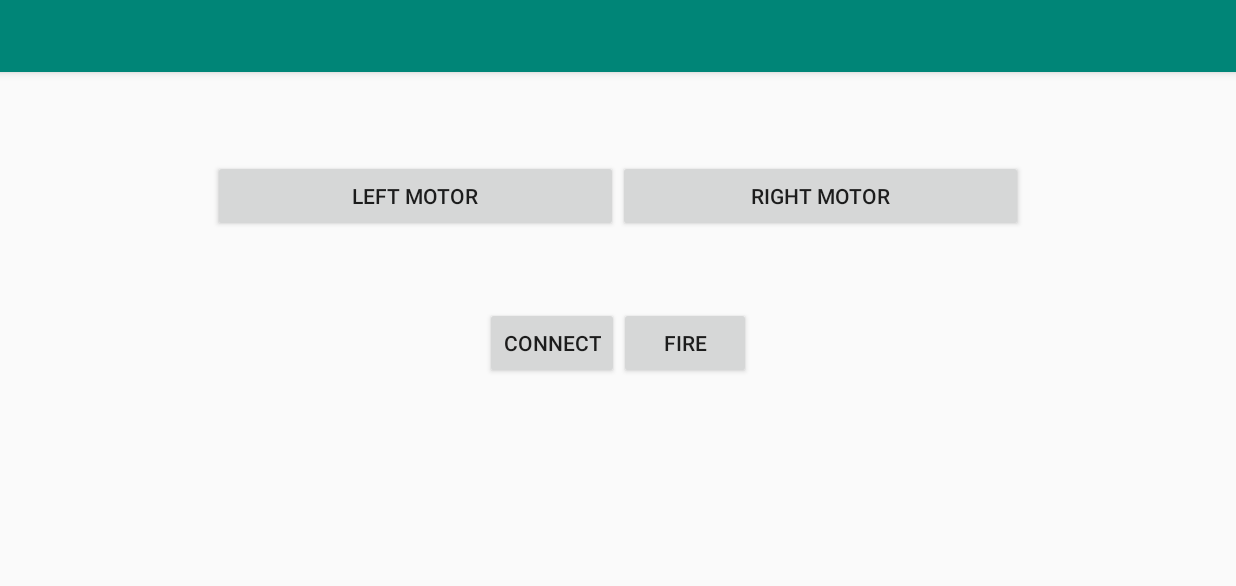
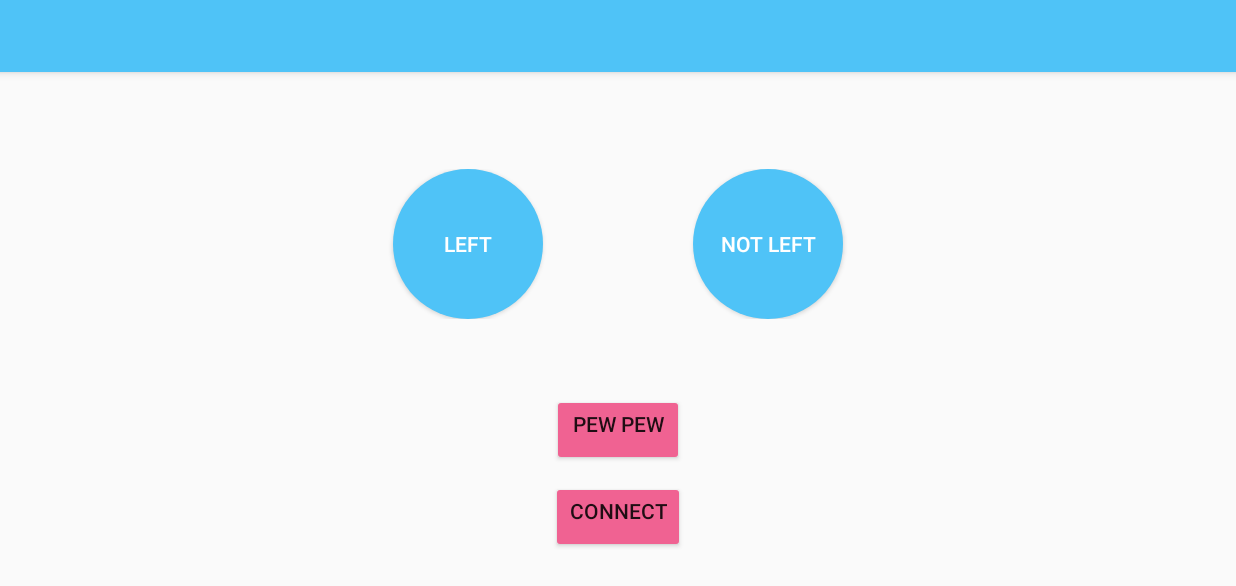
Before and after one commit to eminguyen/hack-tech-2019, an Android app: the screen it shows after launch (MainActivity), on a phone screen of 824 x 412 dp (held sideways). Shown: the top 586 px of the screen. Run offline under Robolectric (Android 15) with nearby library versions, the phone set to English and light mode, and no system bars; libraries missing offline, so code that uses them is left out: app.akexorcist.bluetotohspp; 4 statements that could not run were skipped.

Commit message:
Update Android application UI

```diff
--- a/app/src/main/java/com/example/hacktech/MainActivity.java
+++ b/app/src/main/java/com/example/hacktech/MainActivity.java
@@ -2,6 +2,8 @@ package com.example.hacktech;
 
 import android.app.Activity;
 import android.content.Intent;
+import android.media.AudioManager;
+import android.media.SoundPool;
 import android.os.Bundle;
 import android.support.design.widget.FloatingActionButton;
 import android.support.design.widget.Snackbar;
@@ -17,7 +19,11 @@ import app.akexorcist.bluetotohspp.library.BluetoothSPP;
 import app.akexorcist.bluetotohspp.library.BluetoothState;
 import app.akexorcist.bluetotohspp.library.DeviceList;
 
+
 public class MainActivity extends AppCompatActivity {
+
+    private SoundPool sounds;
+    private int sExplosion;
 
     final String LEFT = "0";
     final String RIGHT = "1";
@@ -33,6 +39,8 @@ public class MainActivity extends AppCompatActivity {
 
     @Override
     protected void onCreate(Bundle savedInstanceState) {
+        sounds = new SoundPool(10, AudioManager.STREAM_MUSIC,0);
+        sExplosion = sounds.load(this,  R.raw.pew, 1);
         super.onCreate(savedInstanceState);
         setContentView(R.layout.activity_main);
 
@@ -87,6 +95,13 @@ public class MainActivity extends AppCompatActivity {
                 bluetooth.send(RIGHT, true);
             }
         });
+        pewpew.setOnClickListener(new View.OnClickListener() {
+            @Override
+            public void onClick(View v) {
+                bluetooth.send(PEWPEW, true);
+                sounds.play(sExplosion, 1.0f, 1.0f, 0, 0, 1.5f);
+            }
+        });
 
     }
 
--- /dev/null
+++ b/app/src/main/res/drawable/circle.xml
@@ -0,0 +1,13 @@
+<?xml version="1.0" encoding="utf-8"?>
+<selector xmlns:android="http://schemas.android.com/apk/res/android">
+    <item android:state_pressed="false">
+        <shape android:shape="oval">
+            <solid android:color="#4fc3f7"/>
+        </shape>
+    </item>
+    <item android:state_pressed="true">
+        <shape android:shape="oval">
+            <solid android:color="#0093c4"/>
+        </shape>
+    </item>
+</selector>
--- a/app/src/main/res/layout/content_main.xml
+++ b/app/src/main/res/layout/content_main.xml
@@ -9,43 +9,44 @@
         android:layout_width="match_parent"
         android:layout_height="wrap_content"
         android:gravity="center_horizontal"
-        android:layout_marginTop="-50dp">
+        android:layout_marginTop="70dp">
 
         <Button android:id="@+id/btnLeftForward"
-            android:layout_width="270dp"
-            android:layout_height="wrap_content"
-            android:text="Left Motor"
-            android:layout_gravity="center"/>
+            android:layout_width="100dp"
+            android:layout_height="100dp"
+            android:background="@drawable/circle"
+            android:text="Left"
+            android:layout_marginRight="50dp"
+            android:textColor="#fff"/>
 
         <Button android:id="@+id/btnRightForward"
-            android:layout_width="270dp"
-            android:layout_height="wrap_content"
-            android:text="Right Motor"
-            android:layout_gravity="center"/>
+            android:layout_width="100dp"
+            android:layout_height="100dp"
+            android:background="@drawable/circle"
+            android:text="Not Left"
+            android:layout_marginLeft="50dp"
+            android:textColor="#fff"/>
 
     </LinearLayout>
 
-    <LinearLayout
-        android:layout_width="match_parent"
+    <Button
+        android:id="@+id/btnPewPew"
+        android:layout_width="wrap_content"
         android:layout_height="wrap_content"
+        android:layout_marginTop="50dp"
         android:gravity="center_horizontal"
-        android:layout_marginTop="50dp">
+        android:text="Pew Pew"
+        android:backgroundTint="#f06292"
+        android:layout_gravity="center"/>
 
     <Button
         android:id="@+id/connect"
         android:layout_width="wrap_content"
         android:layout_height="wrap_content"
+        android:layout_marginTop="10dp"
+        android:gravity="center_horizontal"
         android:text="Connect"
+        android:backgroundTint="#f06292"
         android:layout_gravity="center"/>
 
-        <Button
-            android:id="@+id/btnPewPew"
-            android:layout_width="wrap_content"
-            android:layout_height="wrap_content"
-            android:text="Fire"
-            android:layout_gravity="center"/>
-
-
 </LinearLayout>
-
-</LinearLayout>
--- a/app/src/main/res/values/colors.xml
+++ b/app/src/main/res/values/colors.xml
@@ -1,6 +1,6 @@
 <?xml version="1.0" encoding="utf-8"?>
 <resources>
-    <color name="colorPrimary">#008577</color>
-    <color name="colorPrimaryDark">#00574B</color>
+    <color name="colorPrimary">#4fc3f7</color>
+    <color name="colorPrimaryDark">#0093c4</color>
     <color name="colorAccent">#D81B60</color>
 </resources>
```
Also changed, not shown: 2 other files. Lines whose indentation alone changed are shown as unchanged.
